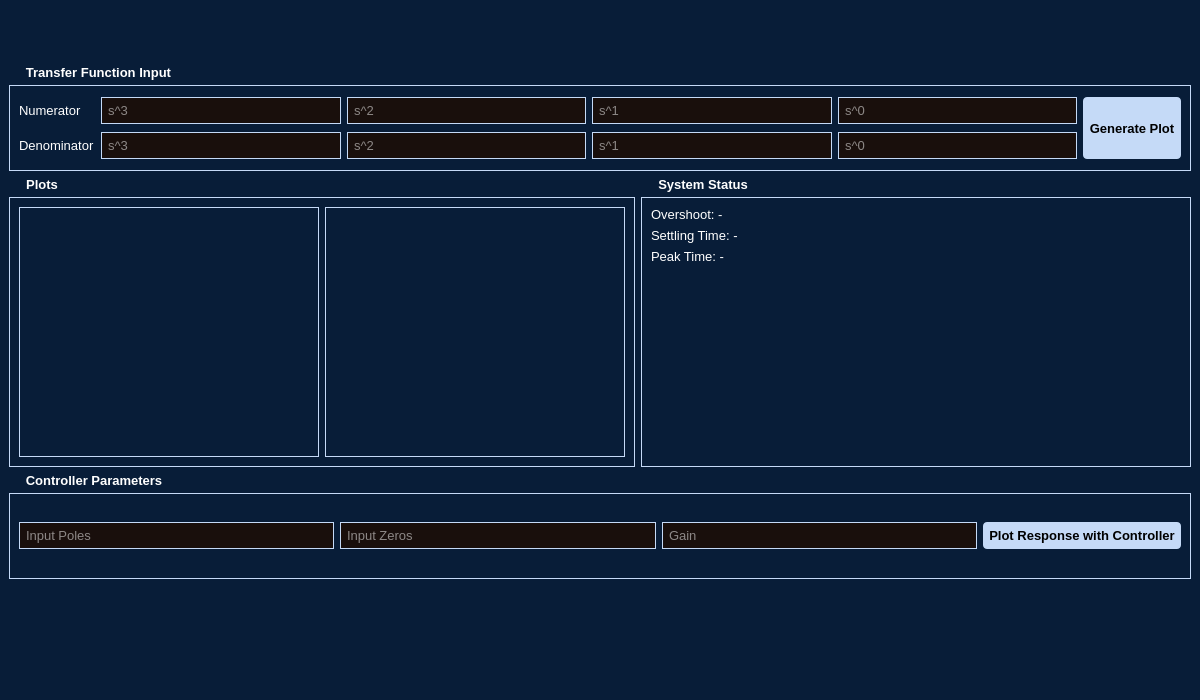
KevinHutagaol/control-center-2026, file pages/Modul2/ui/MainModul2.ui: the form before one commit.
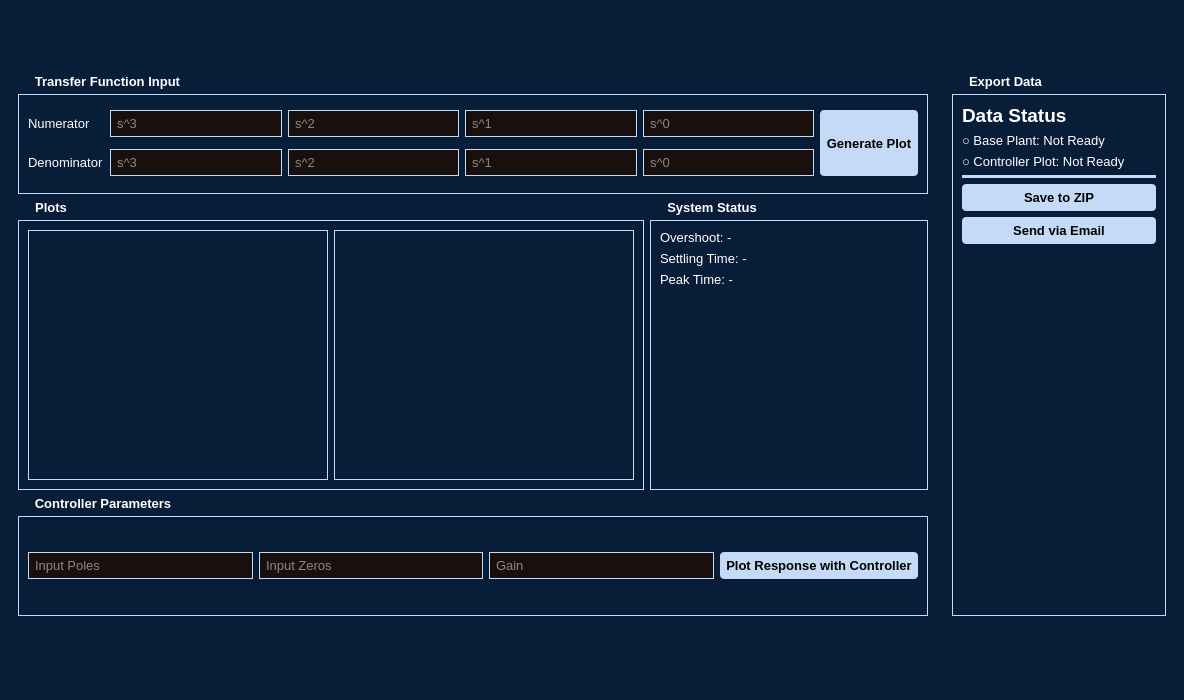
The form after the commit. Icons and pictures are not drawn.

Commit message: Added data export section for module 2, added input checking if numerator is zero, added qvalidators for number inputs

```diff
--- a/pages/Modul2/ui/MainModul2.ui
+++ b/pages/Modul2/ui/MainModul2.ui
@@ -6,7 +6,7 @@
    <rect>
     <x>0</x>
     <y>0</y>
-    <width>1200</width>
+    <width>1184</width>
     <height>700</height>
    </rect>
   </property>
@@ -118,6 +118,11 @@
      </layout>
     </item>
     <item>
+     <layout class="QHBoxLayout" name="horizontalLayout" stretch="4,1">
+      <item>
+       <widget class="QWidget" name="left_panel" native="true">
+        <layout class="QVBoxLayout" name="verticalLayout">
+         <item>
      <widget class="QGroupBox" name="groupTF">
       <property name="title">
        <string>Transfer Function Input</string>
@@ -321,6 +326,108 @@
       </layout>
      </widget>
     </item>
+        </layout>
+       </widget>
+      </item>
+      <item>
+       <widget class="QWidget" name="right_panel" native="true">
+        <property name="enabled">
+         <bool>true</bool>
+        </property>
+        <property name="sizePolicy">
+         <sizepolicy hsizetype="Preferred" vsizetype="Preferred">
+          <horstretch>0</horstretch>
+          <verstretch>0</verstretch>
+         </sizepolicy>
+        </property>
+        <layout class="QVBoxLayout" name="verticalLayout_2">
+         <item>
+          <widget class="QGroupBox" name="groupBox">
+           <property name="title">
+            <string>Export Data</string>
+           </property>
+           <layout class="QVBoxLayout" name="verticalLayout_4">
+            <item>
+             <widget class="QLabel" name="label">
+              <property name="font">
+               <font>
+                <pointsize>14</pointsize>
+                <weight>75</weight>
+                <bold>true</bold>
+               </font>
+              </property>
+              <property name="styleSheet">
+               <string notr="true">font-size: 14pt; font-weight: bold;</string>
+              </property>
+              <property name="text">
+               <string>Data Status</string>
+              </property>
+             </widget>
+            </item>
+            <item>
+             <widget class="QLabel" name="lblStatusBasePlant">
+              <property name="text">
+               <string>○ Base Plant: Not Ready</string>
+              </property>
+             </widget>
+            </item>
+            <item>
+             <widget class="QLabel" name="lblStatusControlledPlant">
+              <property name="text">
+               <string>○ Controller Plot: Not Ready</string>
+              </property>
+             </widget>
+            </item>
+            <item>
+             <widget class="Line" name="line">
+              <property name="styleSheet">
+               <string notr="true">background-color: rgb(197, 218, 247); 
+border: none;
+height: 20px; 
+
+margin-top: 8px;
+margin-bottom: 8px;</string>
+              </property>
+              <property name="orientation">
+               <enum>Qt::Horizontal</enum>
+              </property>
+             </widget>
+            </item>
+            <item>
+             <widget class="QPushButton" name="btnSaveZip">
+              <property name="text">
+               <string>Save to ZIP</string>
+              </property>
+             </widget>
+            </item>
+            <item>
+             <widget class="QPushButton" name="btnSendEmail">
+              <property name="text">
+               <string>Send via Email</string>
+              </property>
+             </widget>
+            </item>
+            <item>
+             <spacer name="verticalSpacer">
+              <property name="orientation">
+               <enum>Qt::Vertical</enum>
+              </property>
+              <property name="sizeHint" stdset="0">
+               <size>
+                <width>20</width>
+                <height>343</height>
+               </size>
+              </property>
+             </spacer>
+            </item>
+           </layout>
+          </widget>
+         </item>
+        </layout>
+       </widget>
+      </item>
+     </layout>
+    </item>
     <item>
      <layout class="QHBoxLayout" name="bottomLayout">
       <item>
```
Left out of the diff: 6 changed lines with no effect on the pictures. Lines whose indentation alone changed are shown as unchanged. The commit also changes 1 other file.
